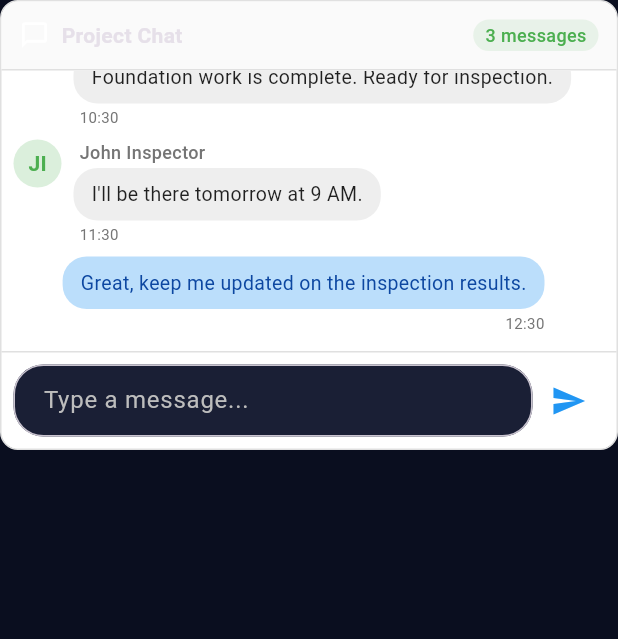
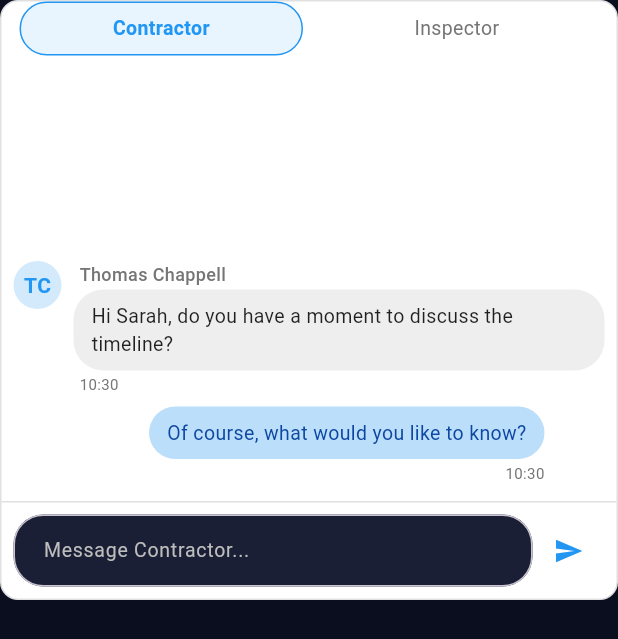
Before and after one commit to jthomaschappell/drawfi_flutter_project, a Flutter app: the ChatSection widget shown alone on an empty page, opened directly, on a phone screen of 412 x 824 dp. Shown: the top 639 px of the screen. Run offline on Flutter 3.47's test engine with Material 3 defaults, Android fonts, the phone set to English and light mode, and no system bars; our stand-ins replace dotted_border, flutter_dotenv, flutter_svg, supabase_flutter; accounts and stored records are empty.

Commit message:
added a chat

```diff
--- a/lib/screens/loan_dashboard_screen.dart
+++ b/lib/screens/loan_dashboard_screen.dart
@@ -82,29 +82,42 @@ class ChatSection extends StatefulWidget {
 
 class _ChatSectionState extends State<ChatSection> {
   final TextEditingController _messageController = TextEditingController();
-  final List<ChatMessage> _messages = [
+  String _selectedChat = 'contractor'; // 'contractor' or 'inspector'
+
+  final Map<String, List<ChatMessage>> _chats = {
+    'contractor': [
       ChatMessage(
         sender: 'Thomas Chappell',
-      message: 'Foundation work is complete. Ready for inspection.',
-      timestamp: DateTime.now().subtract(const Duration(days: 1)),
+        message: 'Hi Sarah, do you have a moment to discuss the timeline?',
+        timestamp: DateTime.now().subtract(const Duration(days: 2)),
         role: 'Contractor',
         avatarUrl: 'TC',
       ),
       ChatMessage(
+        sender: 'Sarah Lender',
+        message: 'Of course, what would you like to know?',
+        timestamp: DateTime.now().subtract(const Duration(days: 2)),
+        role: 'Lender',
+        avatarUrl: 'SL',
+      ),
+    ],
+    'inspector': [
+      ChatMessage(
         sender: 'John Inspector',
-      message: 'I\'ll be there tomorrow at 9 AM.',
-      timestamp: DateTime.now().subtract(const Duration(hours: 23)),
+        message: 'Sarah, I noticed some concerns with the electrical work.',
+        timestamp: DateTime.now().subtract(const Duration(days: 3)),
         role: 'Inspector',
         avatarUrl: 'JI',
       ),
       ChatMessage(
         sender: 'Sarah Lender',
-      message: 'Great, keep me updated on the inspection results.',
-      timestamp: DateTime.now().subtract(const Duration(hours: 22)),
+        message: 'Can you provide more details?',
+        timestamp: DateTime.now().subtract(const Duration(days: 3)),
         role: 'Lender',
         avatarUrl: 'SL',
       ),
-  ];
+    ],
+  };
 
   Color _getRoleColor(String role) {
     switch (role.toLowerCase()) {
@@ -165,13 +178,11 @@ class _ChatSectionState extends State<ChatSection> {
                     ),
                   ),
                 Container(
-                  padding: const EdgeInsets.symmetric(
-                    horizontal: 12,
-                    vertical: 8,
-                  ),
+                  padding:
+                      const EdgeInsets.symmetric(horizontal: 12, vertical: 8),
                   decoration: BoxDecoration(
                     color: isMe ? Colors.blue[100] : Colors.grey[200],
-                    borderRadius: BorderRadius.circular(16),
+                    borderRadius: BorderRadius.circular(20),
                   ),
                   child: Text(
                     message.message,
@@ -200,10 +211,51 @@ class _ChatSectionState extends State<ChatSection> {
     );
   }
 
+  Widget _buildChatSelector() {
+    return Container(
+      height: 36,
+      padding: const EdgeInsets.symmetric(horizontal: 8),
+      child: Row(
+        children: [
+          Expanded(child: _buildChatTab('Contractor', 'contractor')),
+          Expanded(child: _buildChatTab('Inspector', 'inspector')),
+        ],
+      ),
+    );
+  }
+
+  Widget _buildChatTab(String label, String chatId) {
+    final isSelected = _selectedChat == chatId;
+    return GestureDetector(
+      onTap: () => setState(() => _selectedChat = chatId),
+      child: Container(
+        margin: const EdgeInsets.symmetric(horizontal: 4),
+        decoration: BoxDecoration(
+          color: isSelected ? Colors.blue.withOpacity(0.1) : Colors.transparent,
+          borderRadius: BorderRadius.circular(20),
+          border: Border.all(
+            color: isSelected ? Colors.blue : Colors.transparent,
+          ),
+        ),
+        child: Center(
+          child: Text(
+            label,
+            style: TextStyle(
+              color: isSelected ? Colors.blue : Colors.grey[600],
+              fontSize: 13,
+              fontWeight: isSelected ? FontWeight.w600 : FontWeight.normal,
+            ),
+          ),
+        ),
+      ),
+    );
+  }
+
   @override
   Widget build(BuildContext context) {
+    final messages = _chats[_selectedChat] ?? [];
     return Container(
-      height: 300,
+      height: 400, // 240 + 189 (5cm in pixels)
       decoration: BoxDecoration(
         color: Colors.white,
         borderRadius: BorderRadius.circular(12),
@@ -211,56 +263,14 @@ class _ChatSectionState extends State<ChatSection> {
       ),
       child: Column(
         children: [
-          Container(
-            padding: const EdgeInsets.all(12),
-            decoration: BoxDecoration(
-              color: Colors.grey[50],
-              borderRadius:
-                  const BorderRadius.vertical(top: Radius.circular(12)),
-              border: Border(bottom: BorderSide(color: Colors.grey[300]!)),
-            ),
-            child: Row(
-              children: [
-                const Icon(Icons.chat_bubble_outline, size: 20),
-                const SizedBox(width: 8),
-                const Text(
-                  'Project Chat',
-                  style: TextStyle(
-                    fontWeight: FontWeight.w600,
-                    fontSize: 14,
-                  ),
-                ),
-                const Spacer(),
-                const Padding(
-                  padding: EdgeInsets.symmetric(horizontal: 16),
-                ),
-                const SizedBox(height: 16),
-                Container(
-                  padding:
-                      const EdgeInsets.symmetric(horizontal: 8, vertical: 2),
-                  decoration: BoxDecoration(
-                    color: Colors.green.withOpacity(0.1),
-                    borderRadius: BorderRadius.circular(12),
-                  ),
-                  child: Text(
-                    '${_messages.length} messages',
-                    style: const TextStyle(
-                      color: Colors.green,
-                      fontSize: 12,
-                      fontWeight: FontWeight.w500,
-                    ),
-                  ),
-                ),
-              ],
-            ),
-          ),
+          _buildChatSelector(),
           Expanded(
             child: ListView.builder(
               reverse: true,
               padding: const EdgeInsets.symmetric(vertical: 8),
-              itemCount: _messages.length,
+              itemCount: messages.length,
               itemBuilder: (context, index) {
-                final message = _messages[_messages.length - 1 - index];
+                final message = messages[messages.length - 1 - index];
                 final isMe = message.role == 'Lender';
                 return _buildMessage(message, isMe);
               },
@@ -277,8 +287,10 @@ class _ChatSectionState extends State<ChatSection> {
                   child: TextField(
                     controller: _messageController,
                     decoration: InputDecoration(
-                      hintText: 'Type a message...',
-                      hintStyle: TextStyle(color: Colors.grey[400]),
+                      hintText:
+                          'Message ${_selectedChat.substring(0, 1).toUpperCase()}${_selectedChat.substring(1)}...',
+                      hintStyle:
+                          TextStyle(color: Colors.grey[400], fontSize: 13),
                       border: OutlineInputBorder(
                         borderRadius: BorderRadius.circular(20),
                         borderSide: BorderSide(color: Colors.grey[300]!),
@@ -288,15 +300,16 @@ class _ChatSectionState extends State<ChatSection> {
                         vertical: 8,
                       ),
                     ),
+                    style: const TextStyle(fontSize: 13),
                   ),
                 ),
                 IconButton(
-                  icon: const Icon(Icons.send),
+                  icon: const Icon(Icons.send, size: 20),
                   color: Colors.blue,
                   onPressed: () {
                     if (_messageController.text.isNotEmpty) {
                       setState(() {
-                        _messages.add(ChatMessage(
+                        _chats[_selectedChat]!.add(ChatMessage(
                           sender: 'Sarah Lender',
                           message: _messageController.text,
                           timestamp: DateTime.now(),
```
Lines whose indentation alone changed are shown as unchanged.
